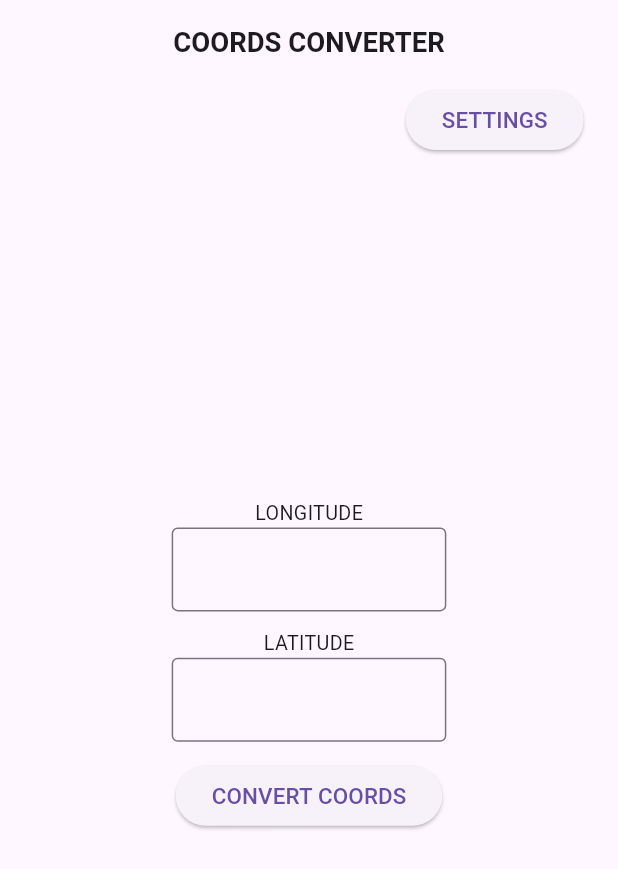
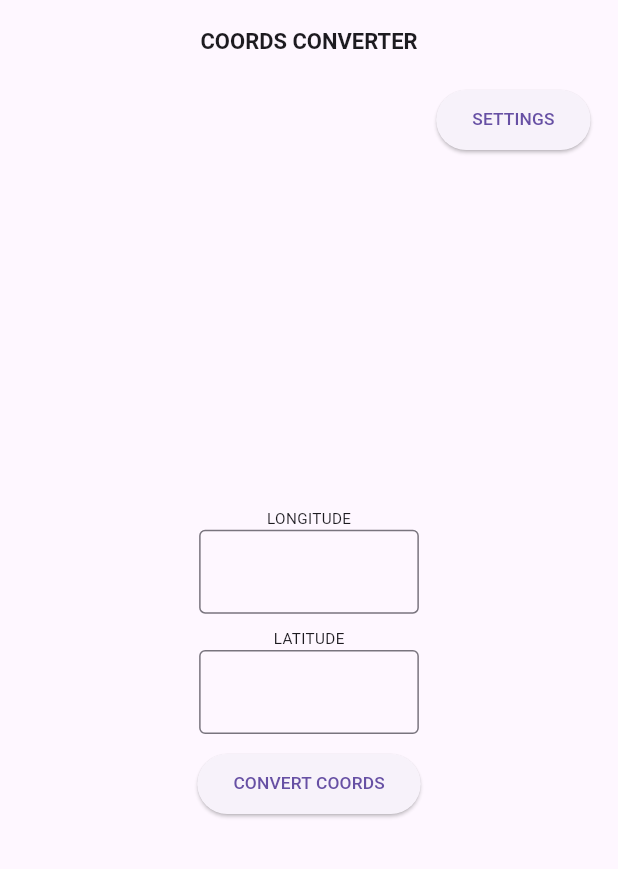
Before and after one commit to TestFluttterOrg/front_end, a Flutter app: the screen it shows after launch, on a phone screen of 412 x 824 dp. Shown: the top 869 px of the screen. Run offline on Flutter 3.47's test engine with Material 3 defaults, Android fonts, the light colour scheme and no system bars; our stand-ins replace dio, equatable, flutter_bloc, flutter_screenutil, fluttertoast, freezed_annotation and 3 more; missing offline and left inert: coordinate_converter; generated files the repository leaves out were written again; statements that could not run were skipped.

```diff
--- a/lib/main.dart
+++ b/lib/main.dart
@@ -31,6 +31,7 @@ class MyApp extends StatelessWidget {
         BlocProvider(create: (_) => di.vf<SettingsCubit>()),
       ],
       child: ScreenUtilInit(
+        designSize: const Size(450, 890),
         builder: (context, widget) {
           return MaterialApp.router(
             debugShowCheckedModeBanner: false,
```
Also changed, not shown: 1 other file.
